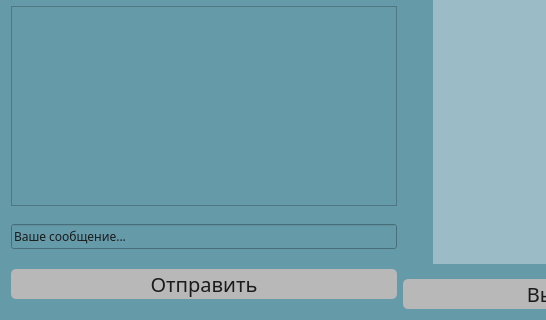
Avedik/Desktop-application-IEducation, file Client/jeducation-v0.1/learning.ui: the form before one commit; both pictures show x 0 to 546 and y 280 to 600 of the 800 by 600 pixel window.
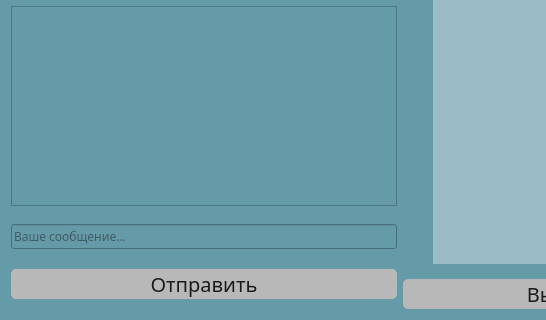
The form after the commit.

Commit message: Обеспечил динамическое изменение доступности кнопок

Diff of the .ui file:
```diff
--- a/Client/jeducation-v0.1/learning.ui
+++ b/Client/jeducation-v0.1/learning.ui
@@ -597,10 +597,13 @@
         <string notr="true">color: rgb(27, 27, 27);</string>
        </property>
        <property name="text">
-        <string notr="true">Ваше сообщение...</string>
+        <string notr="true"/>
        </property>
        <property name="cursorPosition">
-        <number>17</number>
+        <number>0</number>
+       </property>
+       <property name="placeholderText">
+        <string>Ваше сообщение...</string>
        </property>
       </widget>
      </item>
```
The commit also changes 2 other files.
